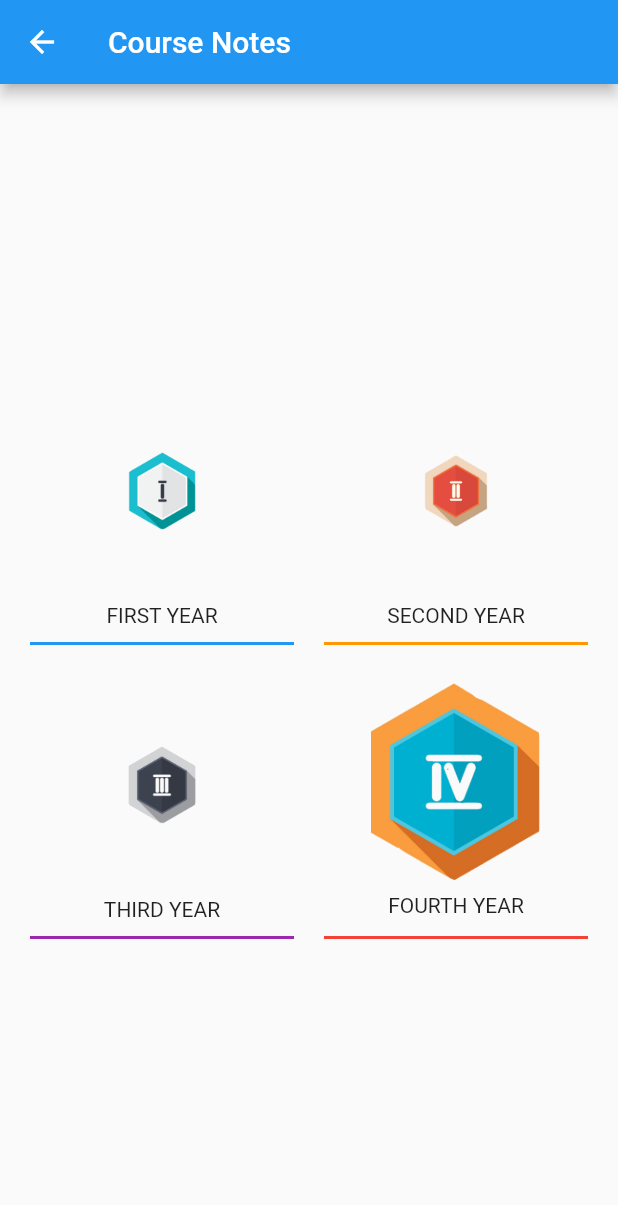
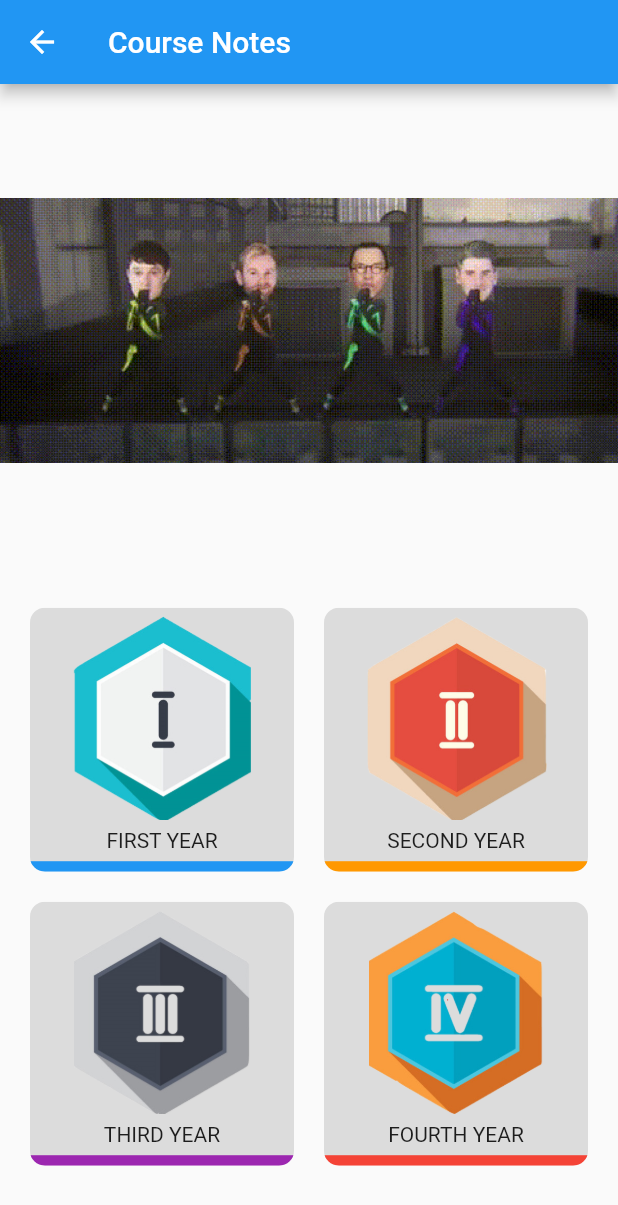
Before and after one commit to RAbhilash/FlutterApp, a Flutter app: the notes screen opened directly, on a phone screen of 412 x 824 dp. Shown: the top 1205 px of the screen. Run offline on Flutter 3.47's test engine with Material 2 defaults, Android fonts, the phone set to English and light mode, and no system bars; network calls fail; Roboto replaces fonts that are missing (Montserrat Regular).

Commit message:
course notes improvements

```diff
--- a/lib/course_notes.dart
+++ b/lib/course_notes.dart
@@ -12,10 +12,22 @@ class notes extends StatelessWidget {
         title: Text('Course Notes'),
       ),
       body: Center(
-        child: OrientationBuilder(builder: (context, orientation) {
-          return GridView.count(
-            crossAxisCount: orientation == Orientation.portrait ? 2 : 4,
-            physics: const NeverScrollableScrollPhysics(),
+        child: Column(
+          children: <Widget>[
+            Expanded(
+              flex: 3,
+              child: Image(
+                image: AssetImage('assets/images/test.gif'),
+              ),
+            ),
+            Expanded(
+                flex: 4,
+                child: GridView.count(
+                  crossAxisCount:
+                      MediaQuery.of(context).orientation == Orientation.portrait
+                          ? 2
+                          : 4,
+                  //physics: const NeverScrollableScrollPhysics(),
                   shrinkWrap: true,
                   padding: EdgeInsets.all(20),
                   mainAxisSpacing: 20,
@@ -25,24 +37,35 @@ class notes extends StatelessWidget {
                       data: ThemeData(splashColor: Colors.blue),
                       child: InkWell(
                         highlightColor: Colors.transparent,
+                        customBorder: RoundedRectangleBorder(
+                            borderRadius: BorderRadius.circular(10)),
                         onTap: () {
-                    Navigator.push(context,
-                        MaterialPageRoute(builder: (context) => yearone()));
+                          Navigator.push(
+                              context,
+                              MaterialPageRoute(
+                                  builder: (context) => yearone()));
                         },
+                        child: ClipPath(
+                          clipper: ShapeBorderClipper(
+                              shape: RoundedRectangleBorder(
+                                  borderRadius:
+                                      BorderRadius.all(Radius.circular(10)))),
                           child: Container(
                             decoration: BoxDecoration(
+                                color: Color.fromRGBO(220, 220, 220, 200),
                                 border: Border(
-                            bottom: BorderSide(width: 2, color: Colors.blue))),
-                    child: Card(
-                      color: Colors.transparent,
-                      elevation: 0,
+                                    bottom: BorderSide(
+                                        width: 7, color: Colors.blue))),
+                            child: Padding(
+                              padding: EdgeInsets.fromLTRB(0, 5, 0, 0),
                               child: Column(
                                 mainAxisAlignment: MainAxisAlignment.center,
                                 children: <Widget>[
                                   Expanded(
                                     flex: 5,
                                     child: Image(
-                                image: AssetImage('assets/images/yearone.png')),
+                                        image: AssetImage(
+                                            'assets/images/yearone.png')),
                                   ),
                                   Expanded(
                                     flex: 1,
@@ -61,38 +84,49 @@ class notes extends StatelessWidget {
                           ),
                         ),
                       ),
+                    ),
                     Theme(
                       data: ThemeData(splashColor: Colors.orange),
                       child: InkWell(
                         highlightColor: Colors.transparent,
+                        customBorder: RoundedRectangleBorder(
+                            borderRadius: BorderRadius.circular(10)),
                         onTap: () {
-                    Navigator.push(context,
-                        MaterialPageRoute(builder: (context) => yeartwo()));
+                          Navigator.push(
+                              context,
+                              MaterialPageRoute(
+                                  builder: (context) => yeartwo()));
                         },
+                        child: ClipPath(
+                          clipper: ShapeBorderClipper(
+                              shape: RoundedRectangleBorder(
+                                  borderRadius:
+                                      BorderRadius.all(Radius.circular(10)))),
                           child: Container(
                             decoration: BoxDecoration(
+                                color: Color.fromRGBO(220, 220, 220, 200),
                                 border: Border(
-                            bottom:
-                                BorderSide(width: 2, color: Colors.orange))),
-                    child: Card(
-                      elevation: 0,
-                      color: Colors.transparent,
+                                    bottom: BorderSide(
+                                        width: 7, color: Colors.orange))),
+                            child: Padding(
+                              padding: EdgeInsets.fromLTRB(0, 5, 0, 0),
                               child: Column(
                                 mainAxisAlignment: MainAxisAlignment.center,
                                 children: <Widget>[
                                   Expanded(
                                     flex: 5,
                                     child: Image(
-                              image: AssetImage('assets/images/yeartwo.png'),
-                            ),
+                                        image: AssetImage(
+                                            'assets/images/yeartwo.png')),
                                   ),
                                   Expanded(
                                     flex: 1,
                                     child: Center(
                                       child: Text(
                                         'SECOND YEAR',
-                                style:
-                                    TextStyle(fontFamily: "Montserrat Regular"),
+                                        style: TextStyle(
+                                          fontFamily: "Montserrat Regular",
+                                        ),
                                       ),
                                     ),
                                   ),
@@ -102,38 +136,49 @@ class notes extends StatelessWidget {
                           ),
                         ),
                       ),
+                    ),
                     Theme(
                       data: ThemeData(splashColor: Colors.purple),
                       child: InkWell(
                         highlightColor: Colors.transparent,
+                        customBorder: RoundedRectangleBorder(
+                            borderRadius: BorderRadius.circular(10)),
                         onTap: () {
-                    Navigator.push(context,
-                        MaterialPageRoute(builder: (context) => yearthree()));
+                          Navigator.push(
+                              context,
+                              MaterialPageRoute(
+                                  builder: (context) => yearthree()));
                         },
+                        child: ClipPath(
+                          clipper: ShapeBorderClipper(
+                              shape: RoundedRectangleBorder(
+                                  borderRadius:
+                                      BorderRadius.all(Radius.circular(10)))),
                           child: Container(
                             decoration: BoxDecoration(
+                                color: Color.fromRGBO(220, 220, 220, 200),
                                 border: Border(
-                            bottom:
-                                BorderSide(width: 2, color: Colors.purple))),
-                    child: Card(
-                      elevation: 0,
-                      color: Colors.transparent,
+                                    bottom: BorderSide(
+                                        width: 7, color: Colors.purple))),
+                            child: Padding(
+                              padding: EdgeInsets.fromLTRB(0, 5, 0, 0),
                               child: Column(
                                 mainAxisAlignment: MainAxisAlignment.center,
                                 children: <Widget>[
                                   Expanded(
                                     flex: 5,
                                     child: Image(
-                                image:
-                                    AssetImage('assets/images/yearthree.png')),
+                                        image: AssetImage(
+                                            'assets/images/yearthree.png')),
                                   ),
                                   Expanded(
                                     flex: 1,
                                     child: Center(
                                       child: Text(
                                         'THIRD YEAR',
-                                style:
-                                    TextStyle(fontFamily: "Montserrat Regular"),
+                                        style: TextStyle(
+                                          fontFamily: "Montserrat Regular",
+                                        ),
                                       ),
                                     ),
                                   ),
@@ -143,40 +188,49 @@ class notes extends StatelessWidget {
                           ),
                         ),
                       ),
+                    ),
                     Theme(
                       data: ThemeData(splashColor: Colors.red),
                       child: InkWell(
                         highlightColor: Colors.transparent,
+                        customBorder: RoundedRectangleBorder(
+                            borderRadius: BorderRadius.circular(10)),
                         onTap: () {
-                    Navigator.push(context,
-                        MaterialPageRoute(builder: (context) => yearfour()));
+                          Navigator.push(
+                              context,
+                              MaterialPageRoute(
+                                  builder: (context) => yearfour()));
                         },
+                        child: ClipPath(
+                          clipper: ShapeBorderClipper(
+                              shape: RoundedRectangleBorder(
+                                  borderRadius:
+                                      BorderRadius.all(Radius.circular(10)))),
                           child: Container(
                             decoration: BoxDecoration(
+                                color: Color.fromRGBO(220, 220, 220, 200),
                                 border: Border(
-                            bottom: BorderSide(width: 2, color: Colors.red))),
-                    child: Card(
-                      color: Colors.transparent,
-                      elevation: 0,
+                                    bottom: BorderSide(
+                                        width: 7, color: Colors.red))),
+                            child: Padding(
+                              padding: EdgeInsets.fromLTRB(0, 5, 0, 0),
                               child: Column(
                                 mainAxisAlignment: MainAxisAlignment.center,
                                 children: <Widget>[
                                   Expanded(
-                              flex: 4,
-                              child: Container(
-                                constraints: BoxConstraints(
-                                    minHeight: 500, minWidth: 500),
+                                    flex: 5,
                                     child: Image(
                                         image: AssetImage(
                                             'assets/images/yearfour.png')),
-                              )),
+                                  ),
                                   Expanded(
                                     flex: 1,
                                     child: Center(
                                       child: Text(
                                         'FOURTH YEAR',
-                                style:
-                                    TextStyle(fontFamily: "Montserrat Regular"),
+                                        style: TextStyle(
+                                          fontFamily: "Montserrat Regular",
+                                        ),
                                       ),
                                     ),
                                   ),
@@ -186,9 +240,11 @@ class notes extends StatelessWidget {
                           ),
                         ),
                       ),
+                    ),
                   ],
-          );
-        }),
+                )),
+          ],
+        ),
       ),
     );
   }
```
Also changed, not shown: pubspec.yaml (+2 -15 lines), assets/images/test.gif (added), assets/images/yearone.png, assets/images/yearthree.png, assets/images/yeartwo.png, pubspec.lock. Lines whose indentation alone changed are shown as unchanged.
